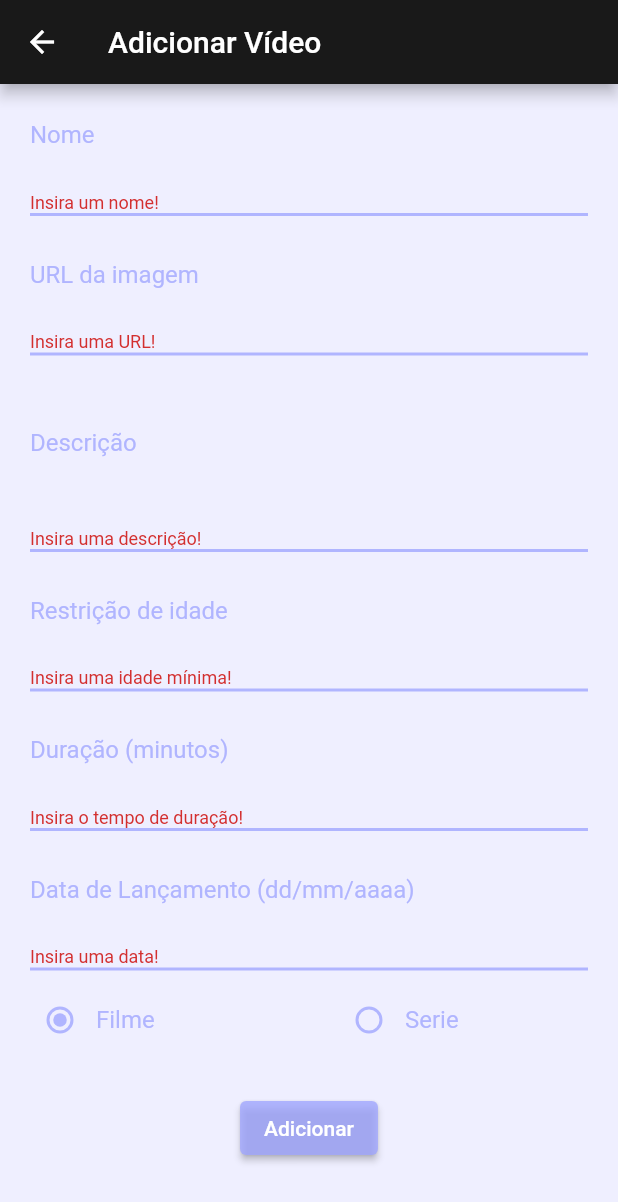
After one commit to BarbaraEMorais/catalogo_de_videos, a Flutter app: the AddVideo screen opened by its route, after a tap on "Adicionar", on a phone screen of 412 x 824 dp. The commit adds this screen. Shown: the top 1202 px of the screen. Run offline on Flutter 3.47's test engine with Material 2 defaults, Android fonts, the phone set to English and light mode, and no system bars; our stand-ins replace sqflite; accounts and stored records are empty; network calls fail.

Commit message:
feat: screen to add videos into the database

```diff
--- /dev/null
+++ b/lib/components/form/form_input.dart
@@ -0,0 +1,47 @@
+import 'package:catalogo_de_videos/styles/theme_colors.dart';
+import 'package:flutter/material.dart';
+
+class FormInput extends StatelessWidget {
+  final String label;
+  final int maxLines;
+  final void Function(String) onChanged;
+  final TextInputType keyboardType;
+  final String? Function(String?)? validator;
+
+  const FormInput(
+      {super.key,
+      required this.label,
+      required this.maxLines,
+      required this.onChanged,
+      required this.keyboardType,
+      required this.validator});
+
+  @override
+  Widget build(BuildContext context) {
+    return Padding(
+        padding: const EdgeInsets.symmetric(vertical: 5, horizontal: 20),
+        child: Container(
+            decoration: BoxDecoration(
+                border: BorderDirectional(
+                    bottom:
+                        BorderSide(color: ThemeColors.formInput, width: 2.0))),
+            child: TextFormField(
+              keyboardType: keyboardType,
+              validator: validator,
+              onChanged: onChanged,
+              maxLines: maxLines,
+              onTapOutside: ((event) {
+                FocusScope.of(context).unfocus();
+              }),
+              style: TextStyle(color: ThemeColors.text),
+              cursorColor: ThemeColors.text,
+              decoration: InputDecoration(
+                border: InputBorder.none,
+                label: Text(
+                  label,
+                  style: TextStyle(color: ThemeColors.formInput),
+                ),
+              ),
+            )));
+  }
+}
--- /dev/null
+++ b/lib/components/form/form_radio_buttons.dart
@@ -0,0 +1,67 @@
+import 'package:catalogo_de_videos/styles/theme_colors.dart';
+import 'package:flutter/material.dart';
+
+class FormRadioButtons extends StatefulWidget {
+  final void Function(int) onChanged;
+  const FormRadioButtons({super.key, required this.onChanged});
+
+  @override
+  State<FormRadioButtons> createState() => _FormRadioButtonState();
+}
+
+class _FormRadioButtonState extends State<FormRadioButtons> {
+  int _type = 0;
+
+  @override
+  Widget build(BuildContext context) {
+    return Row(
+      mainAxisAlignment: MainAxisAlignment.spaceBetween,
+      children: [
+        Expanded(
+            child: ListTile(
+          horizontalTitleGap: 0,
+          title: Text(
+            'Filme',
+            style: TextStyle(color: ThemeColors.formInput),
+          ),
+          leading: Radio<int>(
+            fillColor: MaterialStateProperty.resolveWith<Color?>(
+                (Set<MaterialState> states) {
+              return ThemeColors.formInput; // defer to the defaults
+            }),
+            value: 0,
+            groupValue: _type,
+            onChanged: (int? value) {
+              setState(() {
+                _type = value!;
+              });
+              widget.onChanged(value!);
+            },
+          ),
+        )),
+        Expanded(
+            child: ListTile(
+          horizontalTitleGap: 0,
+          title: Text(
+            'Serie',
+            style: TextStyle(color: ThemeColors.formInput),
+          ),
+          leading: Radio<int>(
+            value: 1,
+            fillColor: MaterialStateProperty.resolveWith<Color?>(
+                (Set<MaterialState> states) {
+              return ThemeColors.formInput; // defer to the defaults
+            }),
+            groupValue: _type,
+            onChanged: (int? value) {
+              setState(() {
+                _type = value!;
+              });
+              widget.onChanged(value!);
+            },
+          ),
+        )),
+      ],
+    );
+  }
+}
--- a/lib/main.dart
+++ b/lib/main.dart
@@ -1,3 +1,4 @@
+import 'package:catalogo_de_videos/pages/add_video.dart';
 import 'package:catalogo_de_videos/pages/home.dart';
 import 'package:flutter/material.dart';
 
@@ -5,7 +6,8 @@ import 'pages/login.dart';
 
 final routes = {
   '/': (BuildContext context) => const HomePage(),
-  '/login': (BuildContext context) => const LoginPage()
+  '/login': (BuildContext context) => const LoginPage(),
+  AddVideo.routeName: (BuildContext context) => const AddVideo(),
 };
 
 void main() {
--- /dev/null
+++ b/lib/pages/add_video.dart
@@ -0,0 +1,162 @@
+import 'package:catalogo_de_videos/components/form/form_input.dart';
+import 'package:catalogo_de_videos/components/form/form_radio_buttons.dart';
+import 'package:catalogo_de_videos/controller/video_controller.dart';
+import 'package:catalogo_de_videos/model/video.dart';
+import 'package:catalogo_de_videos/styles/theme_colors.dart';
+import 'package:flutter/material.dart';
+
+class AddVideo extends StatefulWidget {
+  static String routeName = "/add_video";
+  const AddVideo({super.key});
+
+  @override
+  State<AddVideo> createState() => _AddVideoState();
+}
+
+class _AddVideoState extends State<AddVideo> {
+  String name = '';
+  String url = '';
+  String description = '';
+  String ageRestriction = '';
+  int duration = 0;
+  String releaseDate = '';
+  int type = 0;
+
+  final _formKey = GlobalKey<FormState>();
+
+  @override
+  Widget build(BuildContext context) {
+    return Scaffold(
+        appBar: AppBar(
+            title: const Text("Adicionar Vídeo"),
+            backgroundColor: ThemeColors.appBar),
+        backgroundColor: ThemeColors.background,
+        body: SingleChildScrollView(
+          child: Column(
+              mainAxisAlignment: MainAxisAlignment.spaceBetween,
+              children: [
+                Form(
+                  key: _formKey,
+                  child: Column(children: [
+                    FormInput(
+                      label: "Nome",
+                      maxLines: 1,
+                      onChanged: (value) => {name = value},
+                      keyboardType: TextInputType.text,
+                      validator: (value) {
+                        if (value == null || value.isEmpty) {
+                          return 'Insira um nome!';
+                        }
+                        return null;
+                      },
+                    ),
+                    FormInput(
+                      label: "URL da imagem",
+                      maxLines: 1,
+                      onChanged: (value) => {url = value},
+                      keyboardType: TextInputType.text,
+                      validator: (value) {
+                        if (value == null || value.isEmpty) {
+                          return 'Insira uma URL!';
+                        } else if (!value.startsWith("http")) {
+                          return 'Insira uma URL válida!';
+                        }
+                        return null;
+                      },
+                    ),
+                    FormInput(
+                      label: "Descrição",
+                      maxLines: 3,
+                      onChanged: (value) => {description = value},
+                      keyboardType: TextInputType.text,
+                      validator: (value) {
+                        if (value == null || value.isEmpty) {
+                          return 'Insira uma descrição!';
+                        }
+                        return null;
+                      },
+                    ),
+                    FormInput(
+                      label: "Restrição de idade",
+                      maxLines: 1,
+                      onChanged: (value) => {ageRestriction = "$value anos"},
+                      keyboardType: TextInputType.number,
+                      validator: (value) {
+                        if (value == null || value.isEmpty) {
+                          return 'Insira uma idade mínima!';
+                        } else if (int.parse(value) < 0 ||
+                            int.parse(value) > 18) {
+                          return 'Insira uma número entre 0(livre) e 18!';
+                        }
+                        return null;
+                      },
+                    ),
+                    FormInput(
+                      label: "Duração (minutos)",
+                      maxLines: 1,
+                      onChanged: (value) => {duration = int.parse(value)},
+                      keyboardType: TextInputType.number,
+                      validator: (value) {
+                        if (value == null || value.isEmpty) {
+                          return 'Insira o tempo de duração!';
+                        }
+                        return null;
+                      },
+                    ),
+                    FormInput(
+                      label: "Data de Lançamento (dd/mm/aaaa)",
+                      validator: (value) {
+                        if (value == null || value.isEmpty) {
+                          return 'Insira uma data!';
+                        }
+                        return null;
+                      },
+                      maxLines: 1,
+                      onChanged: (value) => {releaseDate = value},
+                      keyboardType: TextInputType.text,
+                    ),
+                    FormRadioButtons(
+                      onChanged: (value) {
+                        type = value;
+                      },
+                    )
+                  ]),
+                ),
+                Container(
+                    margin: const EdgeInsets.only(top: 20),
+                    child: ElevatedButton(
+                        onPressed: () async {
+                          Video video = Video(
+                              name: name,
+                              description: description,
+                              type: type,
+                              ageRestriction: ageRestriction,
+                              durationMinutes: duration,
+                              releaseDate: releaseDate,
+                              thumbnailImageId: url);
+
+                          if (_formKey.currentState!.validate()) {
+                            int res = await VideoController().saveVideo(video);
+                            Navigator.pop(context);
+                            String typeString = "Filme adicionado";
+                            if (type == 1) typeString = "Série adicionada";
+                            ScaffoldMessenger.of(context).showSnackBar(
+                              SnackBar(
+                                  content: Text('$typeString com sucesso')),
+                            );
+                          }
+                        },
+                        style: ButtonStyle(
+                          backgroundColor:
+                              MaterialStateProperty.resolveWith<Color?>(
+                            (Set<MaterialState> states) {
+                              return ThemeColors
+                                  .formInput; // defer to the defaults
+                            },
+                          ),
+                        ),
+                        child: const Text("Adicionar")))
+              ]),
+        ));
+  }
+}
--- a/lib/styles/theme_colors.dart
+++ b/lib/styles/theme_colors.dart
@@ -4,4 +4,5 @@ class ThemeColors {
   static Color background = const Color.fromARGB(17, 17, 17, 255);
   static Color text = const Color.fromARGB(255, 255, 255, 255);
   static Color appBar = const Color.fromARGB(255, 25, 25, 25);
+  static Color formInput = Color.fromARGB(199, 159, 165, 255);
 }
```
